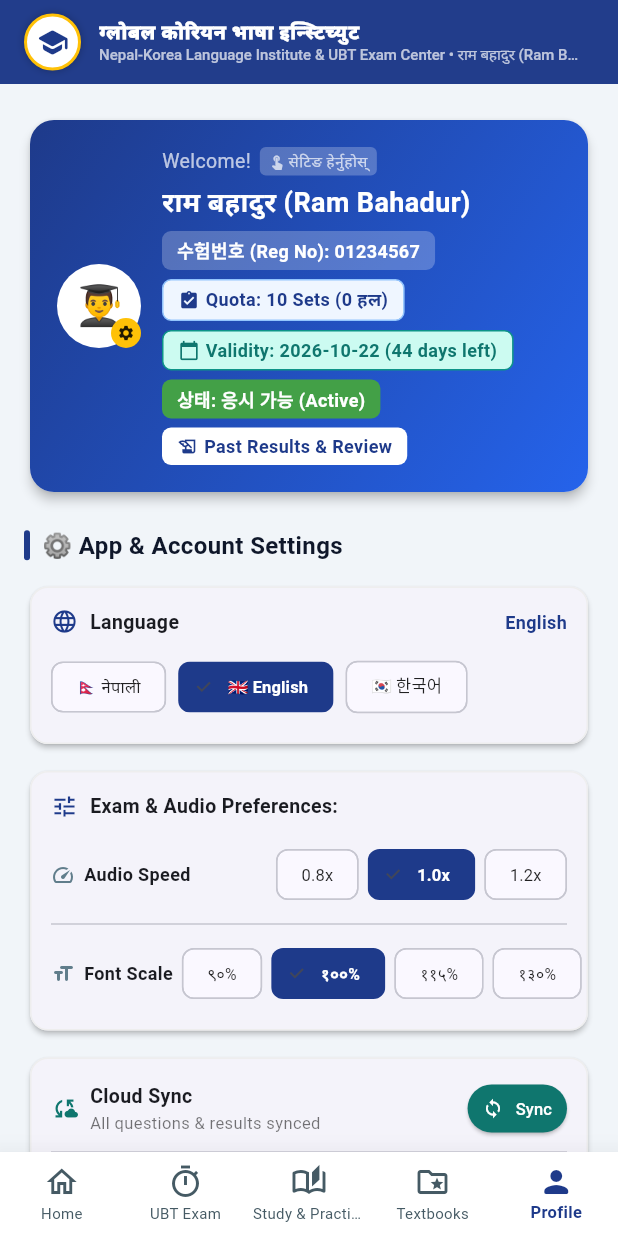
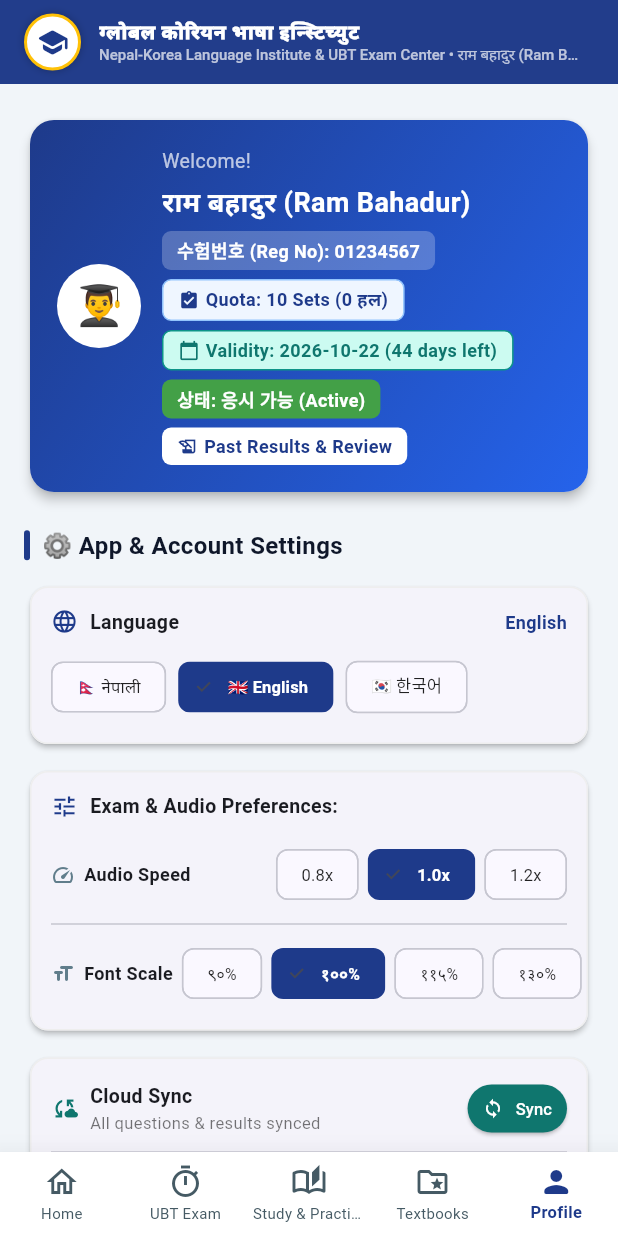
Before and after one commit to brosandy9999/epstopikabante2072, a Flutter app: the StudentDashboardScreen screen opened directly, on a phone screen of 412 x 824 dp. Run offline on Flutter 3.47's test engine with Material 3 defaults, Android fonts, the phone set to English and light mode, and no system bars; our stand-ins replace audioplayers, shared_preferences; missing offline and left inert: dart:html, dart:ui_web; accounts and stored records are empty; network calls fail.

Commit message:
Remove top header setting option and keep setting and logout inside profile tab

```diff
--- a/lib/main.dart
+++ b/lib/main.dart
@@ -1620,13 +1620,6 @@ class _StudentDashboardScreenState extends State<StudentDashboardScreen> {
         ),
         child: Row(
           children: [
-            Tooltip(
-              message: "खाता विवरण, भाषा र सेटिङ हेर्न ट्याप गर्नुहोस्",
-              child: InkWell(
-                onTap: () => showUniversalSettingsDialog(context),
-                borderRadius: BorderRadius.circular(40),
-                child: Stack(
-                  children: [
             CircleAvatar(
               radius: isMobile ? 28 : 35,
               backgroundColor: Colors.white,
@@ -1635,47 +1628,14 @@ class _StudentDashboardScreenState extends State<StudentDashboardScreen> {
                 style: TextStyle(fontSize: isMobile ? 26 : 34),
               ),
             ),
-                    Positioned(
-                      bottom: 0,
-                      right: 0,
-                      child: Container(
-                        padding: const EdgeInsets.all(4),
-                        decoration: const BoxDecoration(color: Colors.amber, shape: BoxShape.circle),
-                        child: const Icon(Icons.settings, size: 12, color: Colors.black87),
-                      ),
-                    ),
-                  ],
-                ),
-              ),
-            ),
             SizedBox(width: isMobile ? 14 : 20),
             Expanded(
-              child: InkWell(
-                onTap: () => showUniversalSettingsDialog(context),
-                borderRadius: BorderRadius.circular(8),
-                child: Column(
-                  crossAxisAlignment: CrossAxisAlignment.start,
-                  children: [
-                    Row(
+              child: Column(
+                crossAxisAlignment: CrossAxisAlignment.start,
                 children: [
                   Text(
                     LanguageService.instance.trText(ne: 'स्वागत छ!', en: 'Welcome!', ko: '환영합니다!'),
                     style: const TextStyle(color: Colors.white70, fontSize: 13),
-                        ),
-                        const SizedBox(width: 6),
-                        Container(
-                          padding: const EdgeInsets.symmetric(horizontal: 6, vertical: 2),
-                          decoration: BoxDecoration(color: Colors.white24, borderRadius: BorderRadius.circular(4)),
-                          child: const Row(
-                            mainAxisSize: MainAxisSize.min,
-                            children: [
-                              Icon(Icons.touch_app, size: 11, color: Colors.white70),
-                              SizedBox(width: 2),
-                              Text("सेटिङ हेर्नुहोस्", style: TextStyle(color: Colors.white70, fontSize: 10)),
-                            ],
-                          ),
-                        ),
-                      ],
                   ),
                   const SizedBox(height: 4),
                   Text(
@@ -1784,7 +1744,6 @@ class _StudentDashboardScreenState extends State<StudentDashboardScreen> {
                     ],
                   ),
                 ],
-              ),
               ),
             ),
           ],
```
Also changed, not shown: data/eps_sync_data.json, docs/data/eps_sync_data.json, 1 other file. Lines whose indentation alone changed are shown as unchanged.
